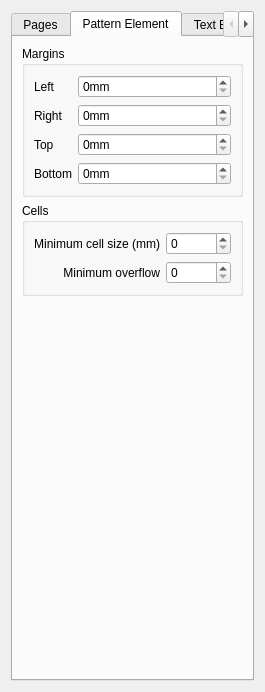
Before: the Qt Designer form ui/PrinterConfigPage.ui in KDE/kxstitch, drawn with Qt 5.
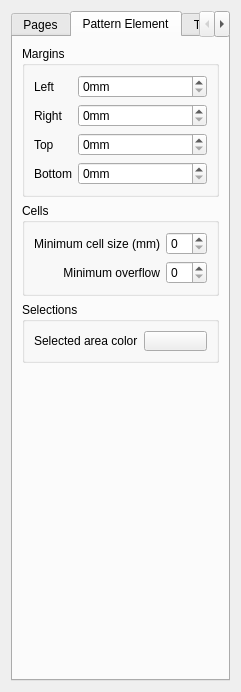
After: the same form once the commit is applied. The open tabs and pages were chosen to show the change. Custom widgets are drawn as their Qt base class.

Commit message: Added config option for pattern element selected color

```diff
--- a/ui/PrinterConfigPage.ui
+++ b/ui/PrinterConfigPage.ui
@@ -6,14 +6,14 @@
    <rect>
     <x>0</x>
     <y>0</y>
-    <width>265</width>
-    <height>670</height>
+    <width>238</width>
+    <height>629</height>
    </rect>
   </property>
   <property name="windowTitle">
    <string>Printer Configuration</string>
   </property>
-  <layout class="QVBoxLayout" name="verticalLayout_10">
+  <layout class="QVBoxLayout" name="verticalLayout_12">
    <item>
     <widget class="KTabWidget" name="tabWidget">
      <property name="currentIndex">
@@ -333,7 +333,7 @@
       <attribute name="title">
        <string>Pattern Element</string>
       </attribute>
-      <layout class="QVBoxLayout" name="verticalLayout_12">
+      <layout class="QVBoxLayout" name="verticalLayout_10">
        <item>
         <widget class="QGroupBox" name="groupBox_2">
          <property name="title">
@@ -466,6 +466,44 @@
          </layout>
         </widget>
        </item>
+       <item>
+        <widget class="QGroupBox" name="groupBox_12">
+         <property name="title">
+          <string>Selections</string>
+         </property>
+         <layout class="QFormLayout" name="formLayout_5">
+          <item row="0" column="0">
+           <widget class="QLabel" name="label_29">
+            <property name="text">
+             <string>Selected area color</string>
+            </property>
+           </widget>
+          </item>
+          <item row="0" column="1">
+           <widget class="KColorButton" name="kcfg_PatternElement_SelectedAreaColor">
+            <property name="sizePolicy">
+             <sizepolicy hsizetype="Minimum" vsizetype="Minimum">
+              <horstretch>0</horstretch>
+              <verstretch>0</verstretch>
+             </sizepolicy>
+            </property>
+            <property name="minimumSize">
+             <size>
+              <width>20</width>
+              <height>20</height>
+             </size>
+            </property>
+            <property name="iconSize">
+             <size>
+              <width>16</width>
+              <height>16</height>
+             </size>
+            </property>
+           </widget>
+          </item>
+         </layout>
+        </widget>
+       </item>
        <item>
         <spacer name="verticalSpacer">
          <property name="orientation">
@@ -1024,16 +1062,16 @@
    <header>kbuttongroup.h</header>
    <container>1</container>
   </customwidget>
-  <customwidget>
-   <class>KComboBox</class>
-   <extends>QComboBox</extends>
-   <header>kcombobox.h</header>
-  </customwidget>
   <customwidget>
    <class>KColorButton</class>
    <extends>QPushButton</extends>
    <header>kcolorbutton.h</header>
   </customwidget>
+  <customwidget>
+   <class>KComboBox</class>
+   <extends>QComboBox</extends>
+   <header>kcombobox.h</header>
+  </customwidget>
   <customwidget>
    <class>KTabWidget</class>
    <extends>QTabWidget</extends>
```
Left out of the diff: 2 changed lines with no effect on the pictures. The commit also changes 2 other files.
